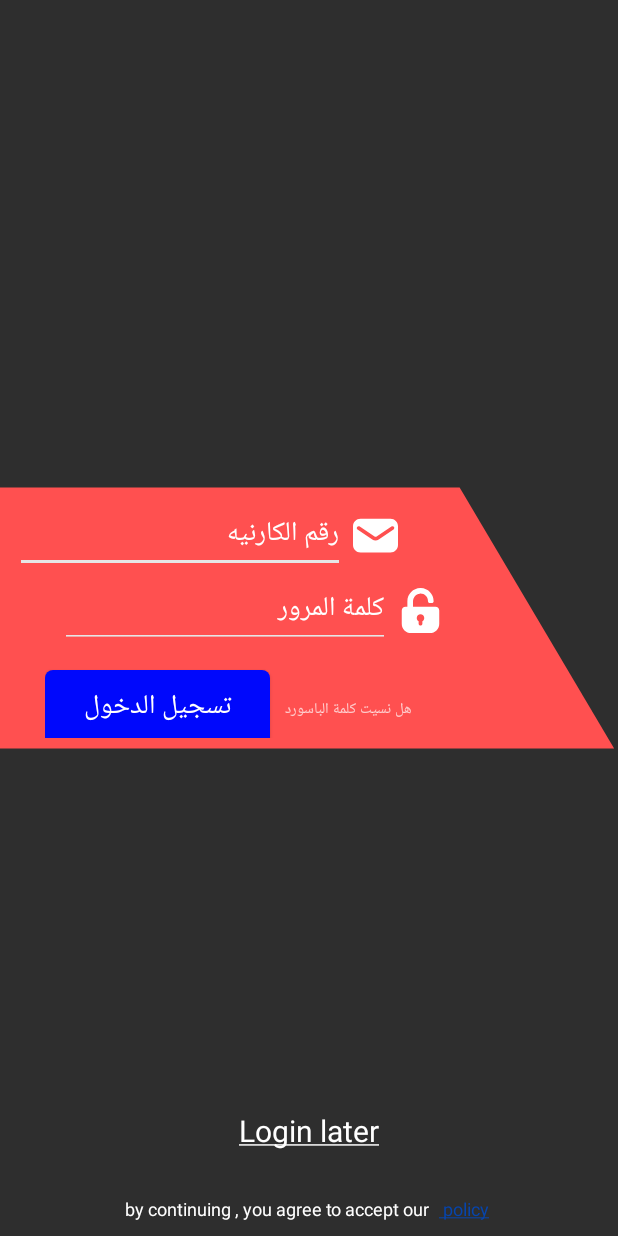
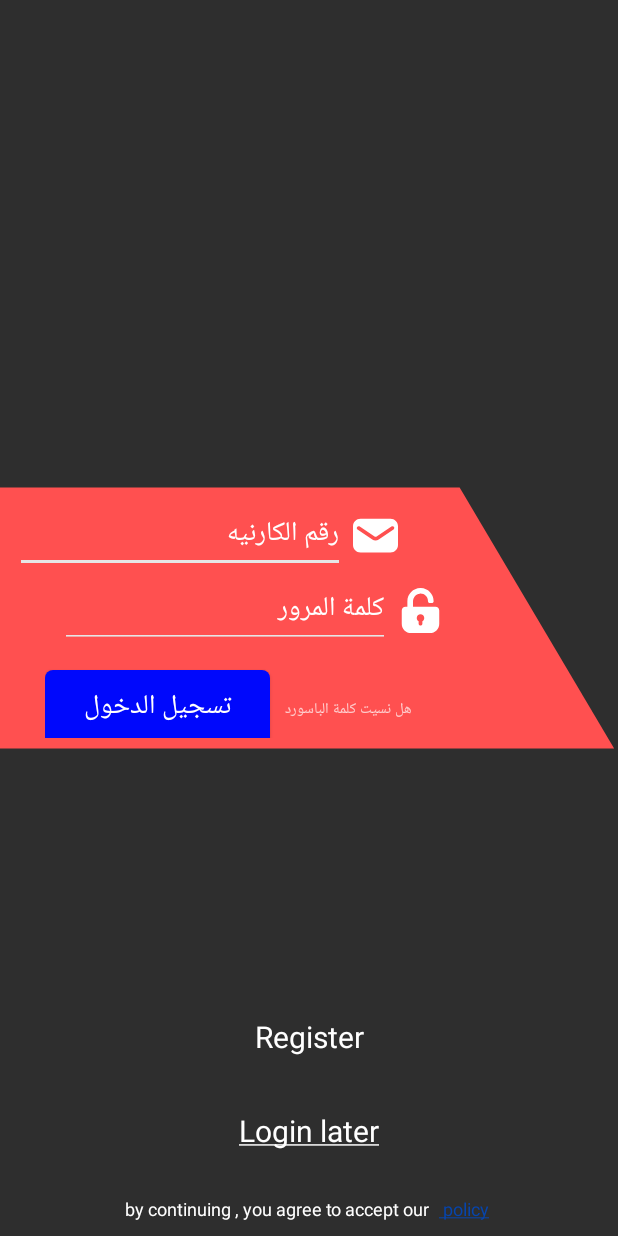
Before and after one commit to mohamedebrahim96/Quiz-App, an Android app: the layout activity_splash.xml on its own in the app's theme, with its tools: preview values and no code run, on a phone screen of 412 x 824 dp. Run offline under Robolectric (Android 15) with nearby library versions, the phone set to English and light mode, and no system bars.

Commit message:
new folder with some php files

```diff
--- a/app/src/main/java/com/vacuum/app/metquiz/MainActivity.java
+++ b/app/src/main/java/com/vacuum/app/metquiz/MainActivity.java
@@ -289,9 +289,9 @@ public class MainActivity extends AppCompatActivity {
         // name, website
 
         SharedPreferences prefs = getSharedPreferences(MY_PREFS_NAME, MODE_PRIVATE);
-        String name = prefs.getString("name", "User Name");//"No name defined" is the default value.
-        String email = prefs.getString("email", "email@gmail.com");
-        String imageurl = prefs.getString("imageurl", "defaultStringIfNothingFound");
+        String name = prefs.getString("name", "@mohamedebrahim96");//"No name defined" is the default value.
+        String email = prefs.getString("email", "ebrahimm132@gmail.com");
+        String imageurl = prefs.getString("imageurl", "https://avatars2.githubusercontent.com/u/16405013?s=460&v=4");
         String cover = prefs.getString("cover", "defaultStringIfNothingFound");
 
 
--- a/app/src/main/java/com/vacuum/app/metquiz/Utils/RegisterAPI.java
+++ b/app/src/main/java/com/vacuum/app/metquiz/Utils/RegisterAPI.java
@@ -14,16 +14,16 @@ import retrofit2.http.POST;
 
 public interface RegisterAPI {
 
-    @POST("/quiz/insert.php")
+    @POST("metquiz/insert.php")
     @FormUrlEncoded
-    Call<ResponseBody> insertUser2(@Field("cardnumber") String card_number,
+    Call<ResponseBody> insertUser(@Field("cardnumber") String card_number,
                                    @Field("email") String email,
                                    @Field("password") String password,
                                    @Field("fname") String fname,
                                    @Field("lname") String lname,
                                    @Field("phone") String phone);
 
-    @POST("/quiz/login.php")
+    @POST("/metquiz/login.php")
     @FormUrlEncoded
     Call<ResponseBody> loging_user(@Field("cardnumber") String card_number,
                                    @Field("password") String password);
--- a/app/src/main/res/layout/activity_splash.xml
+++ b/app/src/main/res/layout/activity_splash.xml
@@ -12,6 +12,8 @@
 
     <include
         android:visibility="gone"
+        android:id="@+id/layout_signup"
         layout="@layout/signup_activity"/>
 
+
 </RelativeLayout>
--- a/app/src/main/res/layout/login_activity.xml
+++ b/app/src/main/res/layout/login_activity.xml
@@ -130,7 +130,17 @@
         android:orientation="vertical"
         >
 
-
+        <TextView
+            android:layout_width="match_parent"
+            android:layout_height="wrap_content"
+            android:layout_marginBottom="30dp"
+            android:layout_marginTop="5dp"
+            android:textSize="20dp"
+            android:id="@+id/register"
+            android:gravity="center"
+            android:textColor="@color/white"
+            android:text="Register"
+            />
 
         <TextView
             android:layout_width="match_parent"
--- a/build.gradle
+++ b/build.gradle
@@ -7,7 +7,7 @@ buildscript {
         jcenter()
     }
     dependencies {
-        classpath 'com.android.tools.build:gradle:3.1.0'
+        classpath 'com.android.tools.build:gradle:3.1.1'
         classpath "io.realm:realm-gradle-plugin:3.5.0"
 
         // NOTE: Do not place your application dependencies here; they belong
```
Also changed, not shown: app/src/main/java/com/vacuum/app/metquiz/SplashScreen.java (+21 -12 lines).
